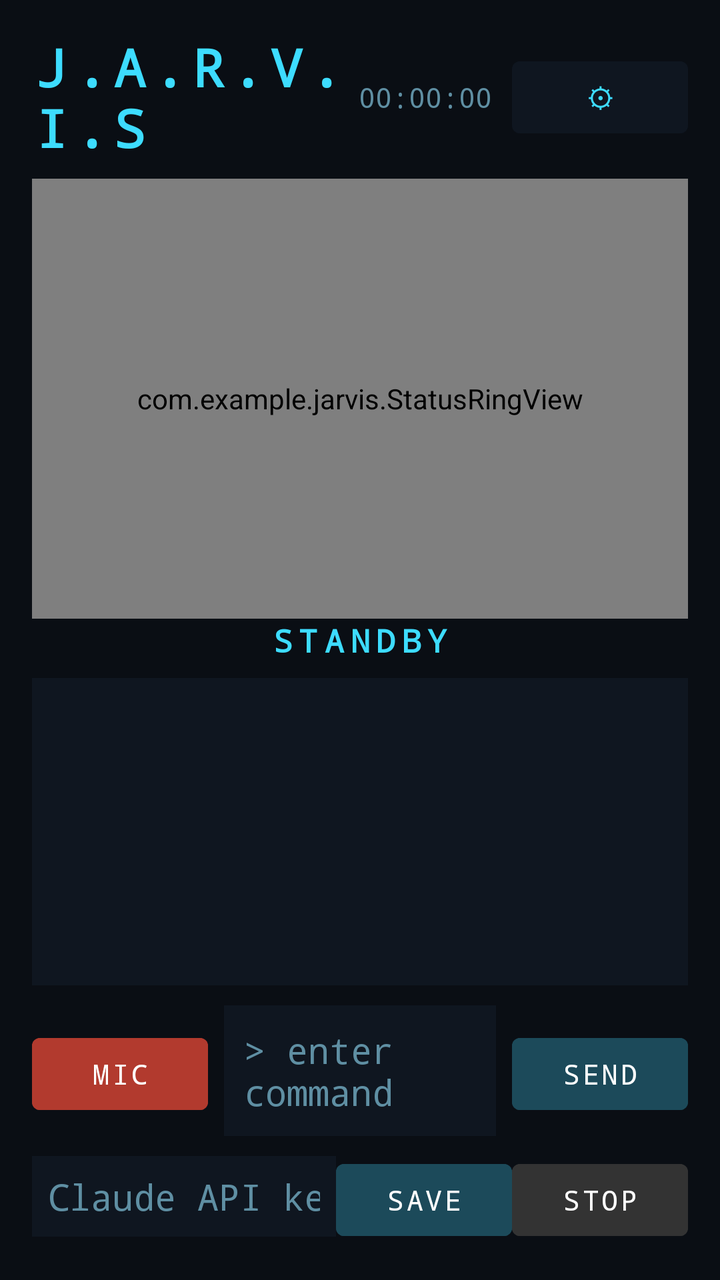
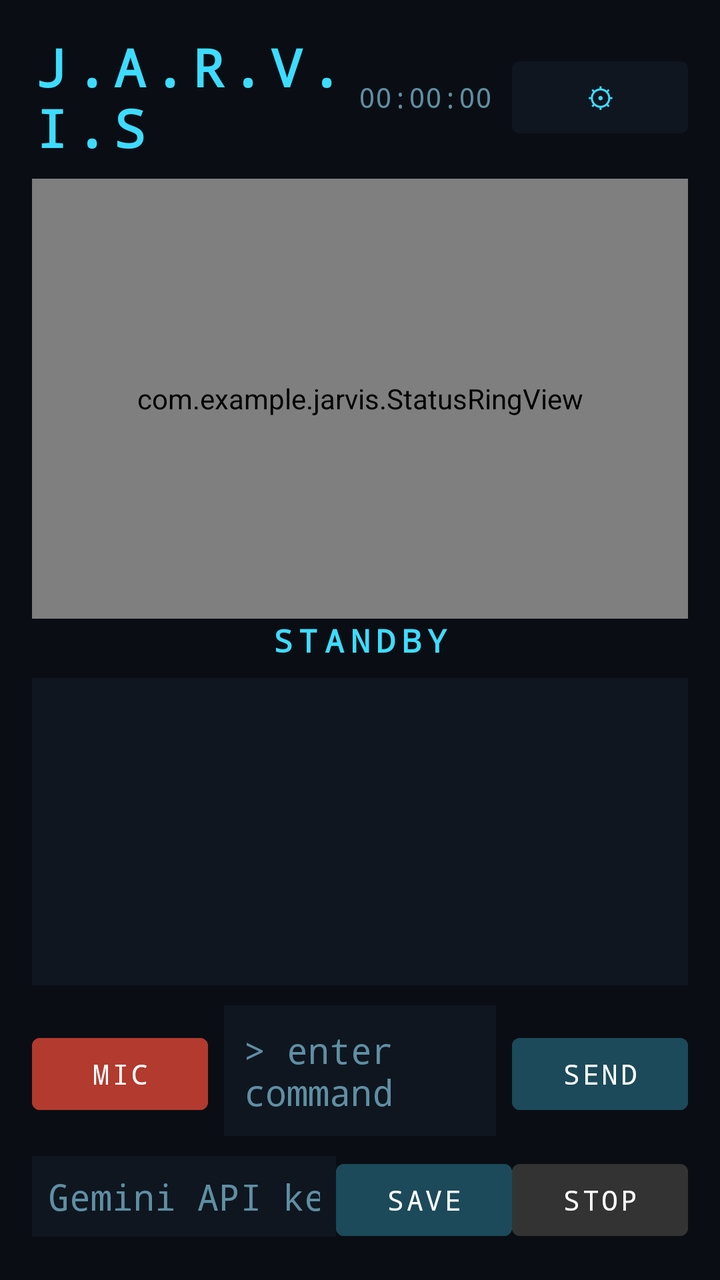

Compare the two renders of this Android layout. The source of the first and the diff that turns it into the second are given below.
<!-- AndroidManifest.xml: application theme Theme.Jarvis -->
<!-- res/layout/activity_main.xml -->
<?xml version="1.0" encoding="utf-8"?>
<LinearLayout xmlns:android="http://schemas.android.com/apk/res/android"
    android:layout_width="match_parent"
    android:layout_height="match_parent"
    android:orientation="vertical"
    android:background="@color/jarvis_bg"
    android:padding="16dp">

    <LinearLayout
        android:layout_width="match_parent"
        android:layout_height="wrap_content"
        android:orientation="horizontal"
        android:gravity="center_vertical"
        android:layout_marginBottom="8dp">

        <TextView
            android:layout_width="0dp"
            android:layout_height="wrap_content"
            android:layout_weight="1"
            android:text="J.A.R.V.I.S"
            android:textColor="@color/jarvis_cyan"
            android:textSize="26sp"
            android:textStyle="bold"
            android:letterSpacing="0.15"
            android:fontFamily="monospace" />

        <TextView
            android:id="@+id/clockText"
            android:layout_width="wrap_content"
            android:layout_height="wrap_content"
            android:textColor="@color/jarvis_text_dim"
            android:textSize="14sp"
            android:fontFamily="monospace"
            android:text="00:00:00"
            android:layout_marginEnd="10dp" />

        <Button
            android:id="@+id/settingsButton"
            android:layout_width="wrap_content"
            android:layout_height="wrap_content"
            android:text="⚙"
            android:textColor="@color/jarvis_cyan"
            android:backgroundTint="@color/jarvis_bg_panel" />
    </LinearLayout>

    <com.example.jarvis.StatusRingView
        android:id="@+id/statusRing"
        android:layout_width="match_parent"
        android:layout_height="220dp" />

    <TextView
        android:id="@+id/statusLabel"
        android:layout_width="match_parent"
        android:layout_height="wrap_content"
        android:gravity="center"
        android:text="STANDBY"
        android:textColor="@color/jarvis_cyan"
        android:textStyle="bold"
        android:textSize="16sp"
        android:letterSpacing="0.2"
        android:fontFamily="monospace"
        android:layout_marginBottom="8dp" />

    <LinearLayout
        android:id="@+id/settingsPanel"
        android:layout_width="match_parent"
        android:layout_height="wrap_content"
        android:orientation="vertical"
        android:background="@color/jarvis_bg_panel"
        android:padding="8dp"
        android:visibility="gone"
        android:layout_marginBottom="8dp">

        <EditText
            android:id="@+id/cityInput"
            android:layout_width="match_parent"
            android:layout_height="wrap_content"
            android:hint="Your city (weather)"
            android:textColorHint="@color/jarvis_text_dim"
            android:textColor="@color/jarvis_text"
            android:fontFamily="monospace" />

        <EditText
            android:id="@+id/youtubeKeyInput"
            android:layout_width="match_parent"
            android:layout_height="wrap_content"
            android:hint="YouTube API key"
            android:textColorHint="@color/jarvis_text_dim"
            android:textColor="@color/jarvis_text"
            android:fontFamily="monospace" />

        <EditText
            android:id="@+id/weatherKeyInput"
            android:layout_width="match_parent"
            android:layout_height="wrap_content"
            android:hint="Weather API key"
            android:textColorHint="@color/jarvis_text_dim"
            android:textColor="@color/jarvis_text"
            android:fontFamily="monospace" />

        <EditText
            android:id="@+id/newsKeyInput"
            android:layout_width="match_parent"
            android:layout_height="wrap_content"
            android:hint="News API key"
            android:textColorHint="@color/jarvis_text_dim"
            android:textColor="@color/jarvis_text"
            android:fontFamily="monospace" />

        <Button
            android:id="@+id/saveSettingsButton"
            android:layout_width="match_parent"
            android:layout_height="wrap_content"
            android:text="SAVE SETTINGS"
            android:textColor="#FFFFFF"
            android:backgroundTint="@color/jarvis_cyan_dim"
            android:fontFamily="monospace" />
    </LinearLayout>

    <LinearLayout
        android:layout_width="match_parent"
        android:layout_height="0dp"
        android:layout_weight="1"
        android:background="@color/jarvis_bg_panel"
        android:padding="10dp"
        android:layout_marginBottom="10dp">

        <ScrollView
            android:layout_width="match_parent"
            android:layout_height="match_parent">

            <TextView
                android:id="@+id/chatLog"
                android:layout_width="match_parent"
                android:layout_height="wrap_content"
                android:textColor="@color/jarvis_text"
                android:textSize="14sp"
                android:fontFamily="monospace"
                android:lineSpacingExtra="4dp" />
        </ScrollView>
    </LinearLayout>

    <LinearLayout
        android:layout_width="match_parent"
        android:layout_height="wrap_content"
        android:orientation="horizontal"
        android:layout_marginBottom="8dp">

        <Button
            android:id="@+id/micButton"
            android:layout_width="wrap_content"
            android:layout_height="wrap_content"
            android:text="MIC"
            android:textColor="#FFFFFF"
            android:backgroundTint="@color/jarvis_mic"
            android:fontFamily="monospace" />

        <EditText
            android:id="@+id/messageInput"
            android:layout_width="0dp"
            android:layout_height="wrap_content"
            android:layout_weight="1"
            android:layout_marginStart="8dp"
            android:layout_marginEnd="8dp"
            android:hint="&gt; enter command"
            android:textColorHint="@color/jarvis_text_dim"
            android:textColor="@color/jarvis_text"
            android:background="@color/jarvis_bg_panel"
            android:fontFamily="monospace"
            android:padding="10dp" />

        <Button
            android:id="@+id/sendButton"
            android:layout_width="wrap_content"
            android:layout_height="wrap_content"
            android:text="SEND"
            android:textColor="#FFFFFF"
            android:backgroundTint="@color/jarvis_cyan_dim"
            android:fontFamily="monospace" />
    </LinearLayout>

    <LinearLayout
        android:layout_width="match_parent"
        android:layout_height="wrap_content"
        android:orientation="horizontal">

        <EditText
            android:id="@+id/apiKeyInput"
            android:layout_width="0dp"
            android:layout_height="wrap_content"
            android:layout_weight="1"
            android:hint="Claude API key"
            android:inputType="textPassword"
            android:textColorHint="@color/jarvis_text_dim"
            android:textColor="@color/jarvis_text"
            android:background="@color/jarvis_bg_panel"
            android:fontFamily="monospace"
            android:padding="8dp" />

        <Button
            android:id="@+id/saveKeyButton"
            android:layout_width="wrap_content"
            android:layout_height="wrap_content"
            android:text="SAVE"
            android:textColor="#FFFFFF"
            android:backgroundTint="@color/jarvis_cyan_dim"
            android:fontFamily="monospace" />

        <Button
            android:id="@+id/stopButton"
            android:layout_width="wrap_content"
            android:layout_height="wrap_content"
            android:text="STOP"
            android:textColor="#FFFFFF"
            android:backgroundTint="#333333"
            android:fontFamily="monospace" />
    </LinearLayout>

</LinearLayout>
<!-- resources referenced by this layout -->
<resources>
  <color name="jarvis_bg">#0A0E14</color>
  <color name="jarvis_bg_panel">#0F1620</color>
  <color name="jarvis_cyan">#3DDCFF</color>
  <color name="jarvis_cyan_dim">#1C4A5A</color>
  <color name="jarvis_mic">#B23A2E</color>
  <color name="jarvis_text">#CFEFFF</color>
  <color name="jarvis_text_dim">#5F8FA3</color>
  <style name="Theme.Jarvis" parent="Theme.MaterialComponents.DayNight.NoActionBar">
          <item name="android:windowBackground">@color/jarvis_bg</item>
          <item name="colorPrimary">@color/jarvis_cyan</item>
      </style>
</resources>

<!-- the commit's change to res/layout/activity_main.xml (unified diff, before → after) -->
@@ -85,24 +85,6 @@
             android:layout_width="match_parent"
             android:layout_height="wrap_content"
             android:hint="YouTube API key"
-            android:textColorHint="@color/jarvis_text_dim"
-            android:textColor="@color/jarvis_text"
-            android:fontFamily="monospace" />
-
-        <EditText
-            android:id="@+id/weatherKeyInput"
-            android:layout_width="match_parent"
-            android:layout_height="wrap_content"
-            android:hint="Weather API key"
-            android:textColorHint="@color/jarvis_text_dim"
-            android:textColor="@color/jarvis_text"
-            android:fontFamily="monospace" />
-
-        <EditText
-            android:id="@+id/newsKeyInput"
-            android:layout_width="match_parent"
-            android:layout_height="wrap_content"
-            android:hint="News API key"
             android:textColorHint="@color/jarvis_text_dim"
             android:textColor="@color/jarvis_text"
             android:fontFamily="monospace" />
@@ -189,7 +171,7 @@
             android:layout_width="0dp"
             android:layout_height="wrap_content"
             android:layout_weight="1"
-            android:hint="Claude API key"
+            android:hint="Gemini API key"
             android:inputType="textPassword"
             android:textColorHint="@color/jarvis_text_dim"
             android:textColor="@color/jarvis_text"
